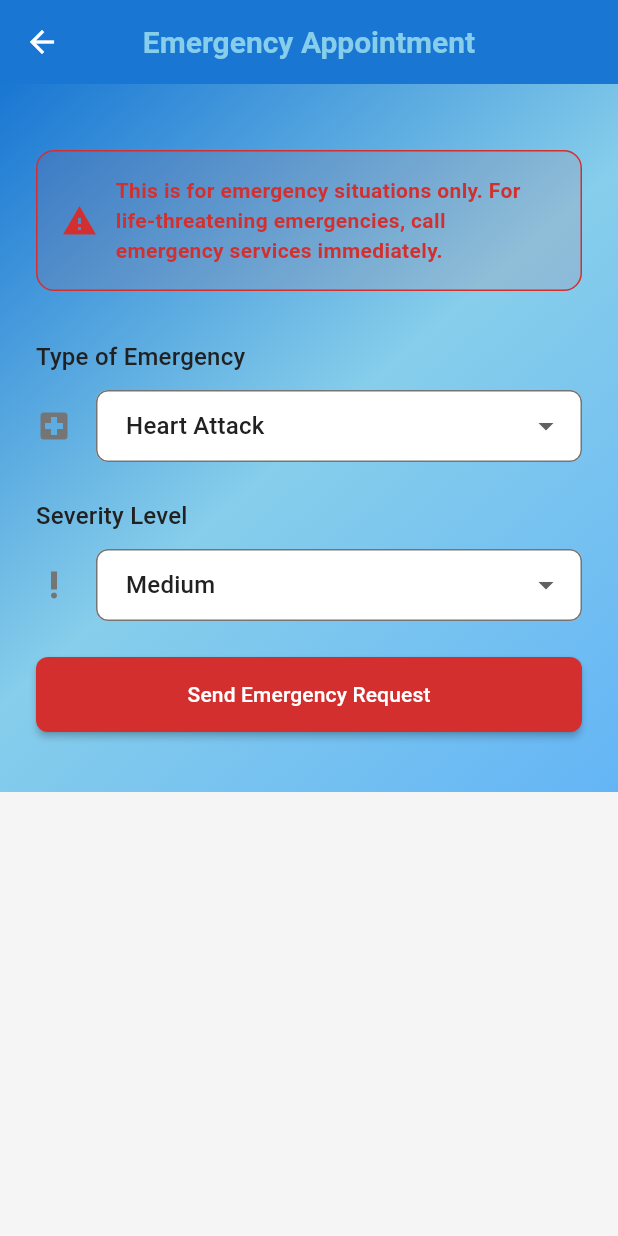
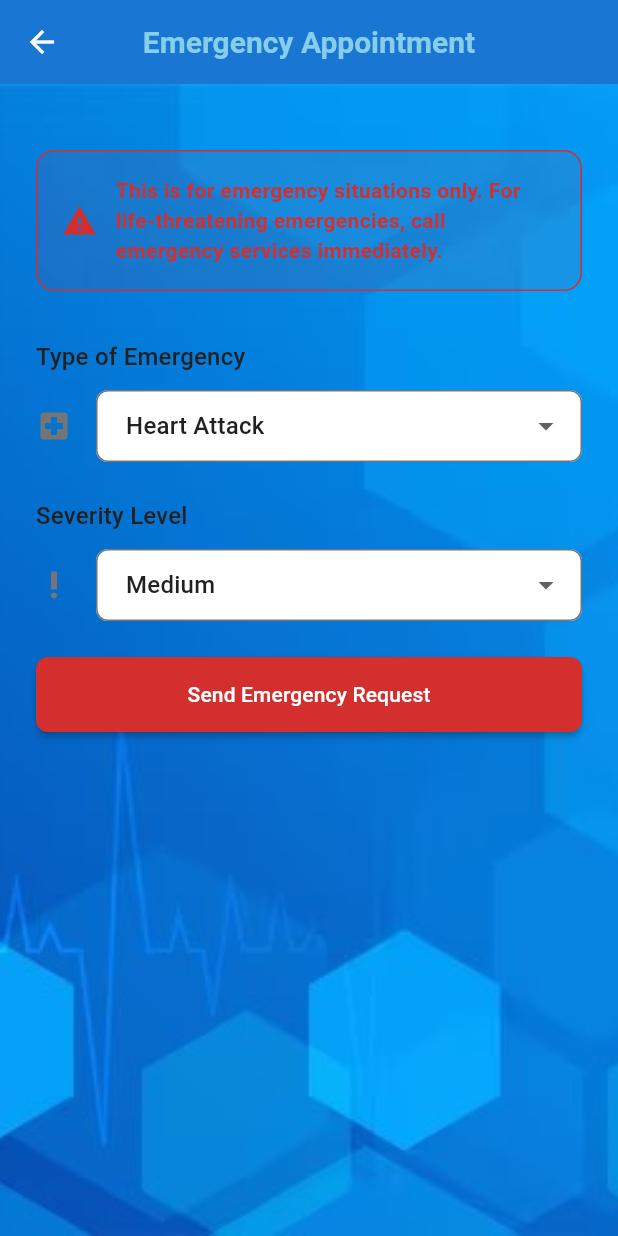
Before and after one commit to Aaliyah-101/DocPlan, a Flutter app: the DeclareEmergencyScreen screen opened directly, on a phone screen of 412 x 824 dp. Run offline on Flutter 3.47's test engine with Material 3 defaults, Android fonts, the phone set to English and light mode, and no system bars; our stand-ins replace carousel_slider, cloud_firestore, connectivity_plus, country_picker, firebase_auth, firebase_core and 8 more; missing offline and left inert: workmanager; accounts and stored records are empty; statements that could not run were skipped.

Commit message:
Update gradient_background.dart

```diff
--- a/lib/widgets/gradient_background.dart
+++ b/lib/widgets/gradient_background.dart
@@ -7,15 +7,15 @@
 
   @override
   Widget build(BuildContext context) {
-    return Container(
-      decoration: const BoxDecoration(
-        gradient: LinearGradient(
-          begin: Alignment.topLeft,
-          end: Alignment.bottomRight,
-          colors: [AppColors.primary, AppColors.docplanBlue, AppColors.accent],
+    return Stack(
+      fit: StackFit.expand,
+      children: [
+        Image.asset(
+          'lib/images/pic2.jpg',
+          fit: BoxFit.cover,
         ),
-      ),
-      child: SafeArea(child: child),
+        SafeArea(child: child),
+      ],
     );
   }
 }
```
